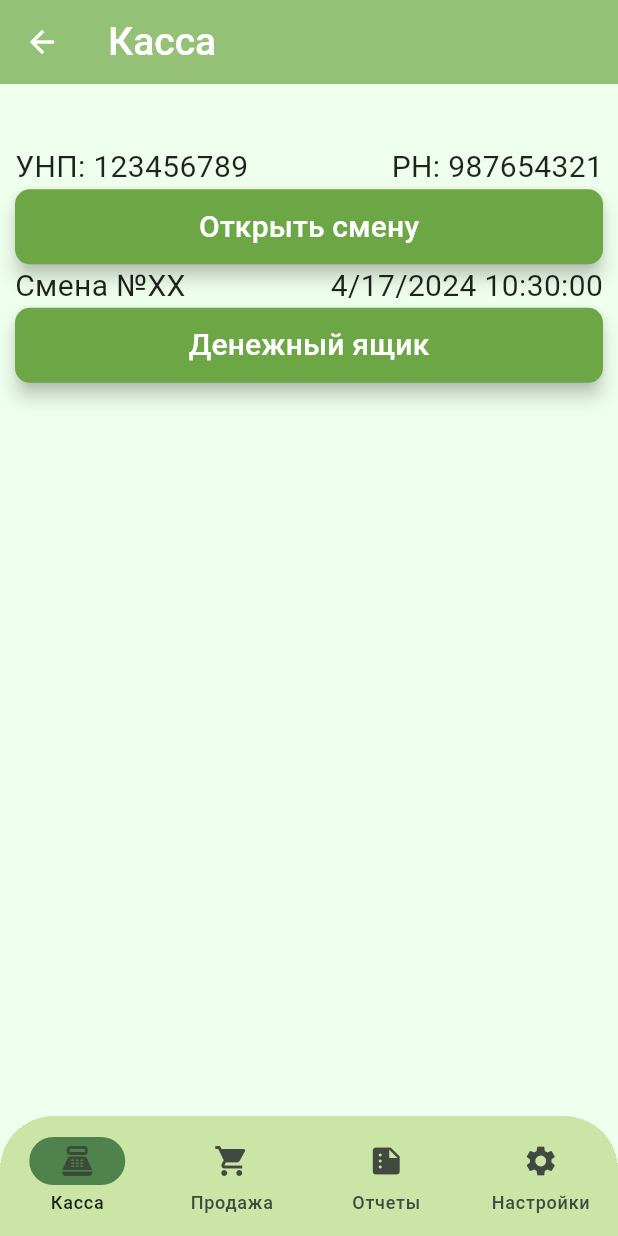
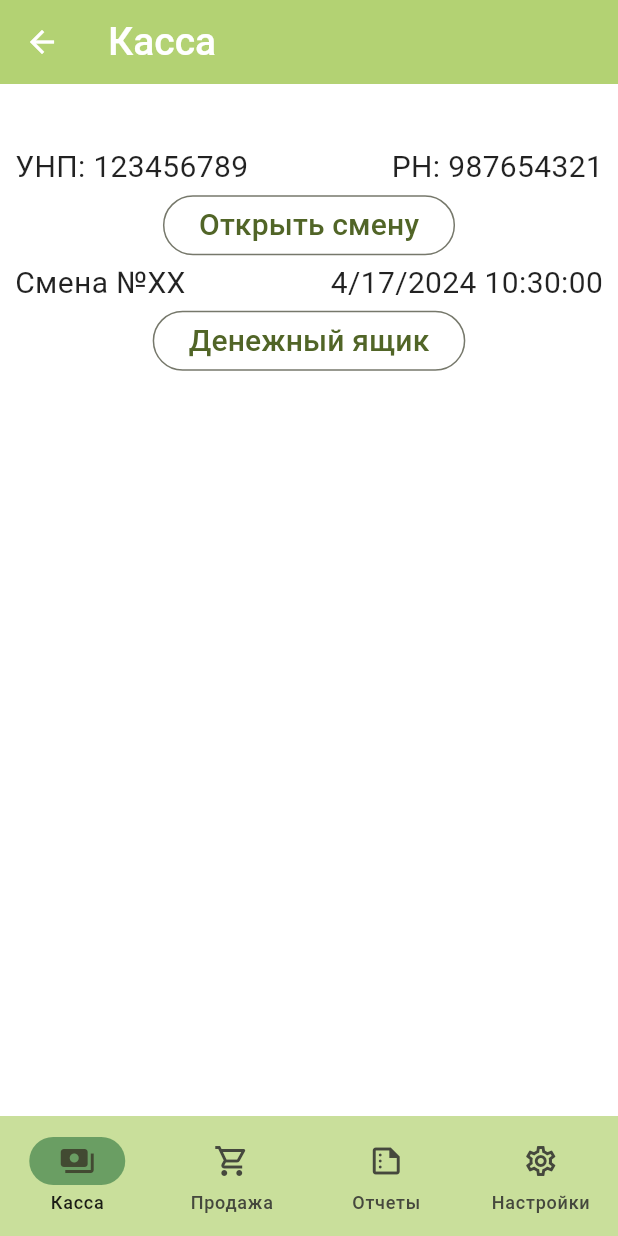
Before and after one commit to NikitaEremin/chek_experiments, a Flutter app: the HomeScreen screen opened by its route, on a phone screen of 412 x 824 dp. Run offline on Flutter 3.47's test engine with Material 3 defaults, Android fonts, the phone set to English and light mode, and no system bars; Roboto replaces fonts that are missing (Iskra).

Commit message:
bottom menu on main

```diff
--- a/lib/main.dart
+++ b/lib/main.dart
@@ -15,10 +15,11 @@ class MyApp extends StatelessWidget {
     return MaterialApp(
       title: 'Flutter Demo',
       theme: ThemeData(
+        primarySwatch: Colors.green,
         splashColor: AppColors.bgColor,
         fontFamily: 'Iskra',
         scaffoldBackgroundColor: AppColors.bgColor,
-        colorScheme: ColorScheme.fromSeed(seedColor: Colors.green),
+        colorScheme: ColorScheme.fromSeed(seedColor: AppColors.littleGreen),
         useMaterial3: true,
       ),
       routes: routes,
--- a/lib/router/routes.dart
+++ b/lib/router/routes.dart
@@ -15,3 +15,5 @@ final routes = <String, WidgetBuilder>{
   '/menu_screen(botton_nav)': (BuildContext context) => const HomeScreen(),
   '/cashbox_screen': (BuildContext context) => const CashBoxScreen(),
 };
+
+const initialRoute = '/splash_screen';
--- a/lib/ui/screens/cash_register_screen.dart
+++ b/lib/ui/screens/cash_register_screen.dart
@@ -32,7 +32,7 @@ class _CashRegisterScreenState extends State<CashRegisterScreen> {
       appBar: AppBar(
 
         iconTheme: const IconThemeData(color: Colors.white),
-        backgroundColor: AppColors.mediumGreen.withOpacity(0.7),
+        backgroundColor: AppColors.littleGreen.withOpacity(0.7),
         title: const Text(
           'Касса',
           style: AppTextStyles.headerText,
@@ -67,18 +67,10 @@ class _CashRegisterScreenState extends State<CashRegisterScreen> {
               ),
             ],
           ),
-          FilledButton(
-            style: ButtonStyle(
-              minimumSize:
-                  MaterialStateProperty.all(Size(double.maxFinite, 50)),
-              backgroundColor: MaterialStateProperty.all(AppColors.mediumGreen),
-              shape: MaterialStateProperty.all(RoundedRectangleBorder(
-                  borderRadius: BorderRadius.circular(10))),
-              elevation: MaterialStateProperty.all<double>(5),
-            ),
+          OutlinedButton(
             onPressed: () {},
             child: const Text(
-              'Открыть смену', style: TextStyle(fontSize: 20, color: Colors.white),
+              'Открыть смену', style: TextStyle(fontSize: 20),
             ),
           ),
           Row(
@@ -95,20 +87,12 @@ class _CashRegisterScreenState extends State<CashRegisterScreen> {
               ),
             ],
           ),
-          FilledButton(
-            style: ButtonStyle(
-              minimumSize:
-              MaterialStateProperty.all(Size(double.maxFinite, 50)),
-              backgroundColor: MaterialStateProperty.all(AppColors.mediumGreen),
-              shape: MaterialStateProperty.all(RoundedRectangleBorder(
-                  borderRadius: BorderRadius.circular(10))),
-              elevation: MaterialStateProperty.all<double>(5),
-            ),
+          OutlinedButton(
             onPressed: () {
               Navigator.of(context).pushNamed('/cashbox_screen');
             },
             child: const Text(
-              'Денежный ящик', style: TextStyle(fontSize: 20, color: Colors.white),
+              'Денежный ящик', style: TextStyle(fontSize: 20),
             ),
           ),
         ],
--- a/lib/ui/screens/home_screen(bottom_nav).dart
+++ b/lib/ui/screens/home_screen(bottom_nav).dart
@@ -1,4 +1,3 @@
-
 import 'package:chek_experiments/ui/screens/cash_register_screen.dart';
 import 'package:chek_experiments/ui/screens/reports_screen.dart';
 import 'package:chek_experiments/ui/screens/sell_screen.dart';
@@ -26,34 +25,38 @@ class _HomeScreenState extends State<HomeScreen> {
   Widget build(BuildContext context) {
     return Scaffold(
       body: _pages[_selectedPageIndex],
-        bottomNavigationBar:
-            Container(
-              clipBehavior: Clip.hardEdge,
-              decoration: const BoxDecoration(
-                  color: Colors.transparent,
-                  borderRadius: BorderRadius.vertical(
-                    top: Radius.circular(36),
-                  )),
-              child: NavigationBar(
-                indicatorColor: AppColors.endGradient.withOpacity(0.7),
+      bottomNavigationBar: NavigationBar(
+        indicatorColor: AppColors.darkGreen.withOpacity(0.5),
         selectedIndex: _selectedPageIndex,
-                backgroundColor: AppColors.startGradient.withOpacity(0.4),
-                elevation: 15,
-                // indicatorColor: AppColors.littleGreen,
-                // indicatorColor: Colors.red,
-                // animationDuration: Duration(seconds: 1),
+        backgroundColor: AppColors.littleGreen.withOpacity(0.5),
+        overlayColor: MaterialStateProperty.all(AppColors.darkGreen.withOpacity(0.5)),
         onDestinationSelected: (value) => _openPage(value),
-                destinations: const [
+        destinations: [
           NavigationDestination(
-                      icon: Icon(Icons.point_of_sale), label: 'Касса'),
+            icon: Icon(_selectedPageIndex == 0
+                ? Icons.payments
+                : Icons.payments_outlined),
+            label: 'Касса',
+          ),
           NavigationDestination(
-                      icon: Icon(Icons.shopping_cart), label: 'Продажа'),
+            icon: Icon(_selectedPageIndex == 1
+                ? Icons.shopping_cart
+                : Icons.shopping_cart_outlined),
+            label: 'Продажа',
+          ),
           NavigationDestination(
-                      icon: Icon(Icons.summarize), label: 'Отчеты'),
+            icon: Icon(_selectedPageIndex == 2
+                ? Icons.summarize
+                : Icons.summarize_outlined),
+            label: 'Отчеты',
+          ),
           NavigationDestination(
-                      icon: Icon(Icons.settings), label: 'Настройки'),
+            icon: Icon(_selectedPageIndex == 3
+                ? Icons.settings
+                : Icons.settings_outlined),
+            label: 'Настройки',
+          ),
         ],
-              ),
       ),
     );
   }
--- a/lib/ui/screens/splash_screen.dart
+++ b/lib/ui/screens/splash_screen.dart
@@ -60,8 +60,8 @@ class _SplashScreenState extends State<SplashScreen>
             end: Alignment.bottomRight,
             stops: [0, 0.65],
             colors: <Color>[
-              AppColors.startGradient,
-              AppColors.endGradient,
+              AppColors.littleGreen,
+              AppColors.darkGreen,
             ],
           )),
           child: SlideTransition(
--- a/lib/ui/theme/colors.dart
+++ b/lib/ui/theme/colors.dart
@@ -1,22 +1,14 @@
 import 'package:flutter/material.dart';
 
 class AppColors {
-
-
-
-  static const Color littleGreen = Color(0xFF9DBF21);
-  static const Color mediumGreen = Color(0xFF6DA644);
-  static const Color darkGreen = Color(0xFF025939);
-
-
-  static const Color cardContent = Color(0xFF025939);
-
-
-  //auth_screen gradient#
-  static const Color startGradient = Color(0xFF93BF38);
-  static const Color endGradient = Color(0xFF1B5826);
+  /*Цвета из брендбука*/
+  static const Color black = Color(0xFF001B1A);
+  static const Color darkGreen = Color(0xFF0c5e2b);
+  static const Color littleGreen = Color(0xFF93Bf38);
+  static const Color white = Color(0xFFFFFFFF);
+  // static const Color mediumGreen = Color(0xFF6DA644);
 
   //background color
-  static const Color bgColor = Color(0xFFEFFFED);
+  static const Color bgColor = Colors.white;
 
 }
--- a/lib/ui/widgets/header_widget.dart
+++ b/lib/ui/widgets/header_widget.dart
@@ -24,7 +24,7 @@ class Header extends StatelessWidget {
       decoration: const BoxDecoration(
         gradient: LinearGradient(colors: [
           AppColors.littleGreen,
-          AppColors.mediumGreen,
+          AppColors.darkGreen,
 
         ], begin: Alignment.topCenter, end: Alignment.bottomCenter),
         // borderRadius: BorderRadius.vertical(
--- a/lib/ui/widgets/menu_element.dart
+++ b/lib/ui/widgets/menu_element.dart
@@ -1,6 +1,4 @@
-import 'package:flutter/cupertino.dart';
 import 'package:flutter/material.dart';
-import 'package:flutter/widgets.dart';
 
 import '../theme/colors.dart';
 
@@ -18,7 +16,7 @@ class MenuElement extends StatelessWidget {
         style: ButtonStyle(
           minimumSize:
           MaterialStateProperty.all(const Size(double.maxFinite, 75)),
-          backgroundColor: MaterialStateProperty.all(AppColors.mediumGreen),
+          backgroundColor: MaterialStateProperty.all(AppColors.littleGreen),
           shape: MaterialStateProperty.all(
               RoundedRectangleBorder(borderRadius: BorderRadius.circular(25))),
           elevation: MaterialStateProperty.all<double>(7.5),
@@ -34,7 +32,7 @@ class MenuElement extends StatelessWidget {
               padding: const EdgeInsets.only(left: 16.0),
               child: Text(
                 title,
-                style: const TextStyle(fontSize: 30, color: AppColors.cardContent),
+                style: const TextStyle(fontSize: 30, color: AppColors.darkGreen),
 
               ),
             ),
```
Also changed, not shown: lib/ui/screens/auth_screen.dart (+4 -4 lines), lib/ui/screens/cashbox_screen.dart (+85 -44 lines). Lines whose indentation alone changed are shown as unchanged.
